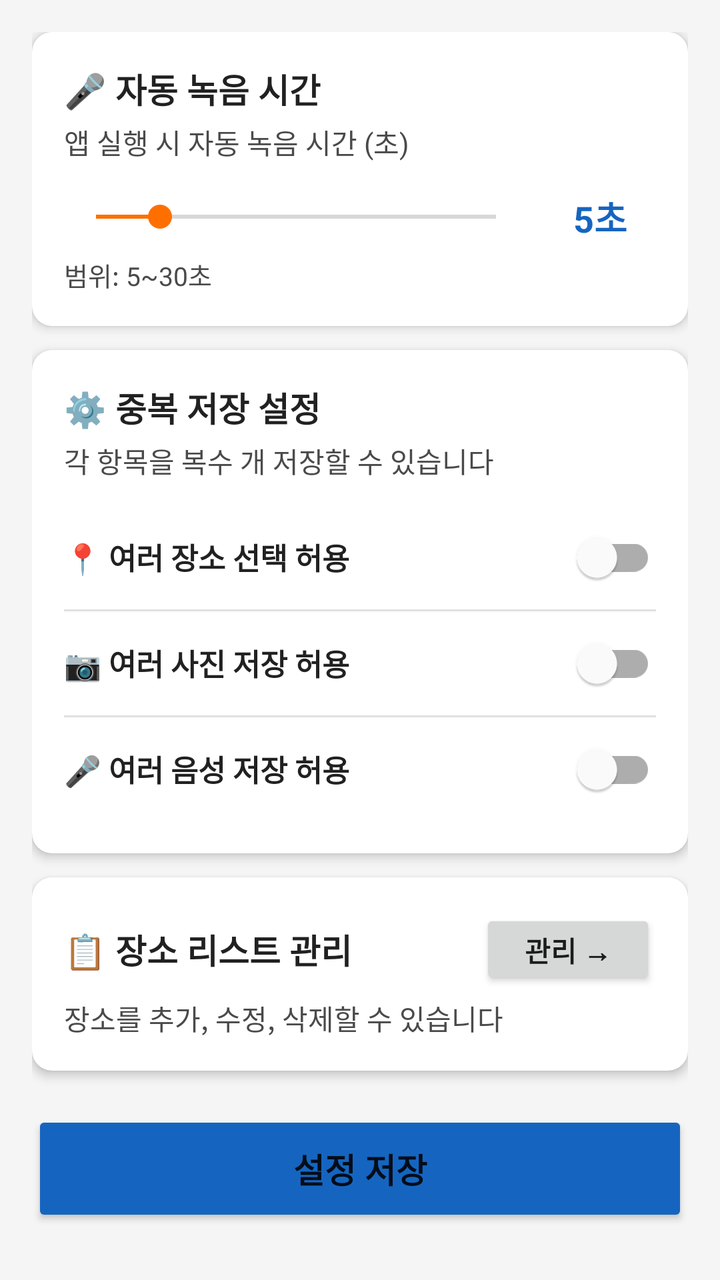
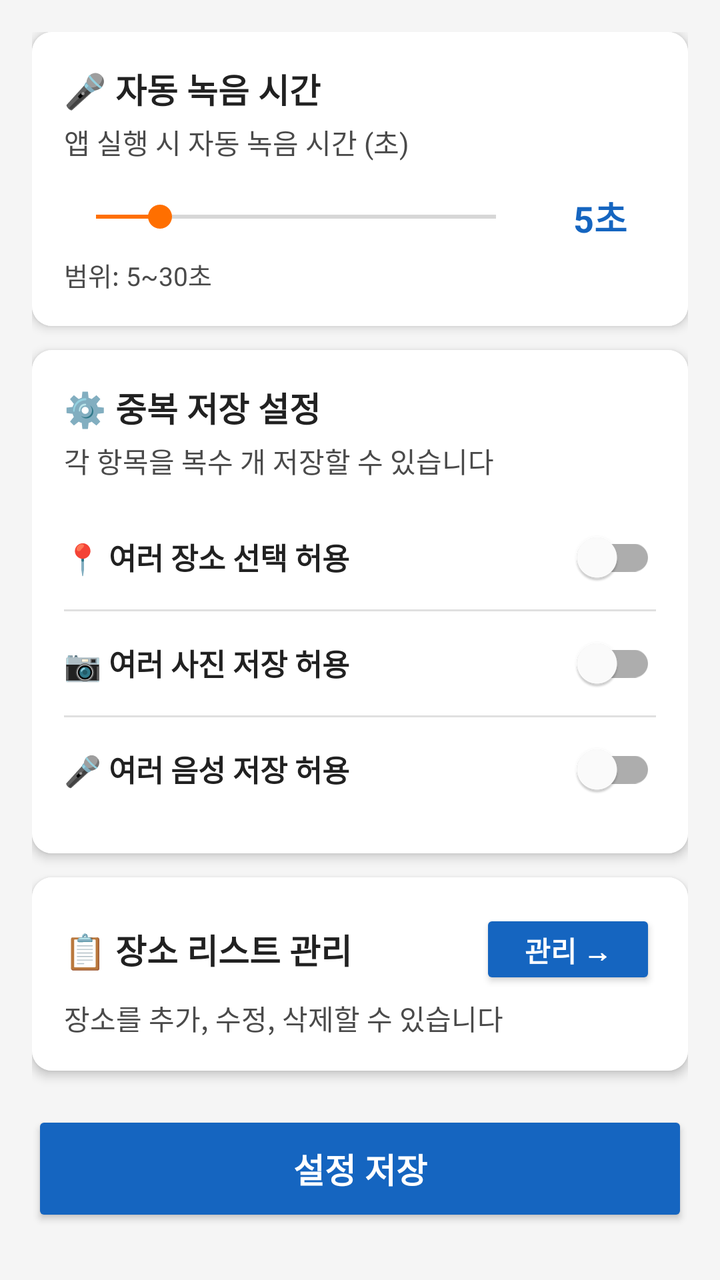

Before-and-after screenshots of an Android layout around one commit, followed by the original layout XML and the change that was made.
<!-- AndroidManifest.xml: application theme Theme.MyCarHere -->
<!-- res/layout/activity_settings.xml -->
<?xml version="1.0" encoding="utf-8"?>
<ScrollView
    xmlns:android="http://schemas.android.com/apk/res/android"
    xmlns:app="http://schemas.android.com/apk/res-auto"
    android:layout_width="match_parent"
    android:layout_height="match_parent"
    android:background="@color/background">

    <LinearLayout
        android:layout_width="match_parent"
        android:layout_height="wrap_content"
        android:orientation="vertical"
        android:padding="16dp">

        
        <androidx.cardview.widget.CardView
            android:layout_width="match_parent"
            android:layout_height="wrap_content"
            android:layout_marginBottom="12dp"
            app:cardCornerRadius="10dp"
            app:cardElevation="3dp">

            <LinearLayout
                android:layout_width="match_parent"
                android:layout_height="wrap_content"
                android:orientation="vertical"
                android:padding="16dp">

                <TextView
                    android:layout_width="wrap_content"
                    android:layout_height="wrap_content"
                    android:text="🎤 자동 녹음 시간"
                    android:textSize="17sp"
                    android:textStyle="bold"
                    android:textColor="@color/text_primary"/>

                <TextView
                    android:layout_width="wrap_content"
                    android:layout_height="wrap_content"
                    android:text="앱 실행 시 자동 녹음 시간 (초)"
                    android:textSize="14sp"
                    android:textColor="@color/text_secondary"
                    android:layout_marginTop="4dp"/>

                <LinearLayout
                    android:layout_width="match_parent"
                    android:layout_height="wrap_content"
                    android:orientation="horizontal"
                    android:gravity="center_vertical"
                    android:layout_marginTop="14dp">

                    <SeekBar
                        android:id="@+id/seekBarRecordTime"
                        android:layout_width="0dp"
                        android:layout_height="wrap_content"
                        android:layout_weight="1"
                        android:max="25"
                        android:progress="4"/>

                    <TextView
                        android:id="@+id/tvRecordTimeValue"
                        android:layout_width="56dp"
                        android:layout_height="wrap_content"
                        android:text="5초"
                        android:textSize="18sp"
                        android:textStyle="bold"
                        android:textColor="@color/primary"
                        android:gravity="center"
                        android:layout_marginStart="8dp"/>
                </LinearLayout>

                <TextView
                    android:layout_width="wrap_content"
                    android:layout_height="wrap_content"
                    android:text="범위: 5~30초"
                    android:textSize="13sp"
                    android:textColor="@color/text_secondary"
                    android:layout_marginTop="6dp"/>
            </LinearLayout>
        </androidx.cardview.widget.CardView>

        
        <androidx.cardview.widget.CardView
            android:layout_width="match_parent"
            android:layout_height="wrap_content"
            android:layout_marginBottom="12dp"
            app:cardCornerRadius="10dp"
            app:cardElevation="3dp">

            <LinearLayout
                android:layout_width="match_parent"
                android:layout_height="wrap_content"
                android:orientation="vertical"
                android:padding="16dp">

                <TextView
                    android:layout_width="wrap_content"
                    android:layout_height="wrap_content"
                    android:text="⚙️ 중복 저장 설정"
                    android:textSize="17sp"
                    android:textStyle="bold"
                    android:textColor="@color/text_primary"/>

                <TextView
                    android:layout_width="wrap_content"
                    android:layout_height="wrap_content"
                    android:text="각 항목을 복수 개 저장할 수 있습니다"
                    android:textSize="14sp"
                    android:textColor="@color/text_secondary"
                    android:layout_marginBottom="12dp"
                    android:layout_marginTop="4dp"/>

                
                <LinearLayout
                    android:layout_width="match_parent"
                    android:layout_height="52dp"
                    android:orientation="horizontal"
                    android:gravity="center_vertical">

                    <TextView
                        android:layout_width="0dp"
                        android:layout_height="wrap_content"
                        android:layout_weight="1"
                        android:text="📍 여러 장소 선택 허용"
                        android:textSize="15sp"
                        android:textStyle="bold"
                        android:textColor="@color/text_primary"/>

                    <com.google.android.material.switchmaterial.SwitchMaterial
                        android:id="@+id/switchMultiLocation"
                        android:layout_width="wrap_content"
                        android:layout_height="wrap_content"/>
                </LinearLayout>

                <View android:layout_width="match_parent" android:layout_height="1dp"
                    android:background="@color/divider"/>

                
                <LinearLayout
                    android:layout_width="match_parent"
                    android:layout_height="52dp"
                    android:orientation="horizontal"
                    android:gravity="center_vertical">

                    <TextView
                        android:layout_width="0dp"
                        android:layout_height="wrap_content"
                        android:layout_weight="1"
                        android:text="📷 여러 사진 저장 허용"
                        android:textSize="15sp"
                        android:textStyle="bold"
                        android:textColor="@color/text_primary"/>

                    <com.google.android.material.switchmaterial.SwitchMaterial
                        android:id="@+id/switchMultiPhoto"
                        android:layout_width="wrap_content"
                        android:layout_height="wrap_content"/>
                </LinearLayout>

                <View android:layout_width="match_parent" android:layout_height="1dp"
                    android:background="@color/divider"/>

                
                <LinearLayout
                    android:layout_width="match_parent"
                    android:layout_height="52dp"
                    android:orientation="horizontal"
                    android:gravity="center_vertical">

                    <TextView
                        android:layout_width="0dp"
                        android:layout_height="wrap_content"
                        android:layout_weight="1"
                        android:text="🎤 여러 음성 저장 허용"
                        android:textSize="15sp"
                        android:textStyle="bold"
                        android:textColor="@color/text_primary"/>

                    <com.google.android.material.switchmaterial.SwitchMaterial
                        android:id="@+id/switchMultiVoice"
                        android:layout_width="wrap_content"
                        android:layout_height="wrap_content"/>
                </LinearLayout>
            </LinearLayout>
        </androidx.cardview.widget.CardView>

        
        <androidx.cardview.widget.CardView
            android:layout_width="match_parent"
            android:layout_height="wrap_content"
            android:layout_marginBottom="12dp"
            app:cardCornerRadius="10dp"
            app:cardElevation="3dp">

            <LinearLayout
                android:layout_width="match_parent"
                android:layout_height="wrap_content"
                android:orientation="vertical"
                android:padding="16dp">

                <LinearLayout
                    android:layout_width="match_parent"
                    android:layout_height="wrap_content"
                    android:orientation="horizontal"
                    android:gravity="center_vertical">

                    <TextView
                        android:layout_width="0dp"
                        android:layout_height="wrap_content"
                        android:layout_weight="1"
                        android:text="📋 장소 리스트 관리"
                        android:textSize="17sp"
                        android:textStyle="bold"
                        android:textColor="@color/text_primary"/>

                    <Button
                        android:id="@+id/btnManagePlaces"
                        android:layout_width="wrap_content"
                        android:layout_height="40dp"
                        android:text="관리 →"
                        android:textSize="14sp"
                        android:textStyle="bold"/>
                </LinearLayout>

                <TextView
                    android:layout_width="wrap_content"
                    android:layout_height="wrap_content"
                    android:text="장소를 추가, 수정, 삭제할 수 있습니다"
                    android:textSize="14sp"
                    android:textColor="@color/text_secondary"
                    android:layout_marginTop="4dp"/>
            </LinearLayout>
        </androidx.cardview.widget.CardView>

        
        <Button
            android:id="@+id/btnSaveSettings"
            android:layout_width="match_parent"
            android:layout_height="58dp"
            android:text="설정 저장"
            android:textSize="17sp"
            android:textStyle="bold"
            android:backgroundTint="@color/primary"
            android:layout_marginTop="8dp"/>

    </LinearLayout>
</ScrollView>
<!-- resources referenced by this layout -->
<resources>
  <color name="background">#F5F5F5</color>
  <color name="divider">#E0E0E0</color>
  <color name="primary">#1565C0</color>
  <color name="text_primary">#212121</color>
  <color name="text_secondary">#4A4A4A</color>
  <style name="Theme.MyCarHere" parent="Theme.MaterialComponents.DayNight.DarkActionBar">
          <item name="colorPrimary">@color/primary</item>
          <item name="colorPrimaryVariant">@color/primary_dark</item>
          <item name="colorOnPrimary">@color/white</item>
          <item name="colorSecondary">@color/accent</item>
          <item name="colorSecondaryVariant">@color/accent</item>
          <item name="colorOnSecondary">@color/white</item>
          <item name="android:statusBarColor">@color/primary_dark</item>
          <item name="android:colorBackground">@color/background</item>
      </style>
  <color name="primary_dark">#0D47A1</color>
  <color name="white">#FFFFFF</color>
  <color name="accent">#FF6F00</color>
</resources>

<!-- the commit's change to res/layout/activity_settings.xml (unified diff, before → after) -->
@@ -4,7 +4,7 @@
     xmlns:app="http://schemas.android.com/apk/res-auto"
     android:layout_width="match_parent"
     android:layout_height="match_parent"
-    android:background="@color/background">
+    android:background="#F5F5F5">
 
     <LinearLayout
         android:layout_width="match_parent"
@@ -18,12 +18,14 @@
             android:layout_height="wrap_content"
             android:layout_marginBottom="12dp"
             app:cardCornerRadius="10dp"
-            app:cardElevation="3dp">
+            app:cardElevation="3dp"
+            app:cardBackgroundColor="#FFFFFF">
 
             <LinearLayout
                 android:layout_width="match_parent"
                 android:layout_height="wrap_content"
                 android:orientation="vertical"
+                android:background="#FFFFFF"
                 android:padding="16dp">
 
                 <TextView
@@ -32,14 +34,14 @@
                     android:text="🎤 자동 녹음 시간"
                     android:textSize="17sp"
                     android:textStyle="bold"
-                    android:textColor="@color/text_primary"/>
+                    android:textColor="#212121"/>
 
                 <TextView
                     android:layout_width="wrap_content"
                     android:layout_height="wrap_content"
                     android:text="앱 실행 시 자동 녹음 시간 (초)"
                     android:textSize="14sp"
-                    android:textColor="@color/text_secondary"
+                    android:textColor="#4A4A4A"
                     android:layout_marginTop="4dp"/>
 
                 <LinearLayout
@@ -64,7 +66,7 @@
                         android:text="5초"
                         android:textSize="18sp"
                         android:textStyle="bold"
-                        android:textColor="@color/primary"
+                        android:textColor="#1565C0"
                         android:gravity="center"
                         android:layout_marginStart="8dp"/>
                 </LinearLayout>
@@ -74,7 +76,7 @@
                     android:layout_height="wrap_content"
                     android:text="범위: 5~30초"
                     android:textSize="13sp"
-                    android:textColor="@color/text_secondary"
+                    android:textColor="#4A4A4A"
                     android:layout_marginTop="6dp"/>
             </LinearLayout>
         </androidx.cardview.widget.CardView>
@@ -85,12 +87,14 @@
             android:layout_height="wrap_content"
             android:layout_marginBottom="12dp"
             app:cardCornerRadius="10dp"
-            app:cardElevation="3dp">
+            app:cardElevation="3dp"
+            app:cardBackgroundColor="#FFFFFF">
 
             <LinearLayout
                 android:layout_width="match_parent"
                 android:layout_height="wrap_content"
                 android:orientation="vertical"
+                android:background="#FFFFFF"
                 android:padding="16dp">
 
                 <TextView
@@ -99,18 +103,17 @@
                     android:text="⚙️ 중복 저장 설정"
                     android:textSize="17sp"
                     android:textStyle="bold"
-                    android:textColor="@color/text_primary"/>
+                    android:textColor="#212121"/>
 
                 <TextView
                     android:layout_width="wrap_content"
                     android:layout_height="wrap_content"
                     android:text="각 항목을 복수 개 저장할 수 있습니다"
                     android:textSize="14sp"
-                    android:textColor="@color/text_secondary"
+                    android:textColor="#4A4A4A"
                     android:layout_marginBottom="12dp"
                     android:layout_marginTop="4dp"/>
 
-                
                 <LinearLayout
                     android:layout_width="match_parent"
                     android:layout_height="52dp"
@@ -124,7 +127,7 @@
                         android:text="📍 여러 장소 선택 허용"
                         android:textSize="15sp"
                         android:textStyle="bold"
-                        android:textColor="@color/text_primary"/>
+                        android:textColor="#212121"/>
 
                     <com.google.android.material.switchmaterial.SwitchMaterial
                         android:id="@+id/switchMultiLocation"
@@ -133,9 +136,8 @@
                 </LinearLayout>
 
                 <View android:layout_width="match_parent" android:layout_height="1dp"
-                    android:background="@color/divider"/>
-
-                
+                    android:background="#E0E0E0"/>
+
                 <LinearLayout
                     android:layout_width="match_parent"
                     android:layout_height="52dp"
@@ -149,7 +151,7 @@
                         android:text="📷 여러 사진 저장 허용"
                         android:textSize="15sp"
                         android:textStyle="bold"
-                        android:textColor="@color/text_primary"/>
+                        android:textColor="#212121"/>
 
                     <com.google.android.material.switchmaterial.SwitchMaterial
                         android:id="@+id/switchMultiPhoto"
@@ -158,9 +160,8 @@
                 </LinearLayout>
 
                 <View android:layout_width="match_parent" android:layout_height="1dp"
-                    android:background="@color/divider"/>
-
-                
+                    android:background="#E0E0E0"/>
+
                 <LinearLayout
                     android:layout_width="match_parent"
                     android:layout_height="52dp"
@@ -174,7 +175,7 @@
                         android:text="🎤 여러 음성 저장 허용"
                         android:textSize="15sp"
                         android:textStyle="bold"
-                        android:textColor="@color/text_primary"/>
+                        android:textColor="#212121"/>
 
                     <com.google.android.material.switchmaterial.SwitchMaterial
                         android:id="@+id/switchMultiVoice"
@@ -190,12 +191,14 @@
             android:layout_height="wrap_content"
             android:layout_marginBottom="12dp"
             app:cardCornerRadius="10dp"
-            app:cardElevation="3dp">
+            app:cardElevation="3dp"
+            app:cardBackgroundColor="#FFFFFF">
 
             <LinearLayout
                 android:layout_width="match_parent"
                 android:layout_height="wrap_content"
                 android:orientation="vertical"
+                android:background="#FFFFFF"
                 android:padding="16dp">
 
                 <LinearLayout
@@ -211,7 +214,7 @@
                         android:text="📋 장소 리스트 관리"
                         android:textSize="17sp"
                         android:textStyle="bold"
-                        android:textColor="@color/text_primary"/>
+                        android:textColor="#212121"/>
 
                     <Button
                         android:id="@+id/btnManagePlaces"
@@ -219,7 +222,9 @@
                         android:layout_height="40dp"
                         android:text="관리 →"
                         android:textSize="14sp"
-                        android:textStyle="bold"/>
+                        android:textStyle="bold"
+                        android:textColor="#FFFFFF"
+                        android:backgroundTint="#1565C0"/>
                 </LinearLayout>
 
                 <TextView
@@ -227,7 +232,7 @@
                     android:layout_height="wrap_content"
                     android:text="장소를 추가, 수정, 삭제할 수 있습니다"
                     android:textSize="14sp"
-                    android:textColor="@color/text_secondary"
+                    android:textColor="#4A4A4A"
                     android:layout_marginTop="4dp"/>
             </LinearLayout>
         </androidx.cardview.widget.CardView>
@@ -240,7 +245,8 @@
             android:text="설정 저장"
             android:textSize="17sp"
             android:textStyle="bold"
-            android:backgroundTint="@color/primary"
+            android:textColor="#FFFFFF"
+            android:backgroundTint="#1565C0"
             android:layout_marginTop="8dp"/>
 
     </LinearLayout>
<!-- resource entries referenced after the edit -->
@@ -1,11 +1,6 @@
 <!-- resources referenced by this layout -->
 <resources>
-  <color name="background">#F5F5F5</color>
-  <color name="divider">#E0E0E0</color>
-  <color name="primary">#1565C0</color>
-  <color name="text_primary">#212121</color>
-  <color name="text_secondary">#4A4A4A</color>
-  <style name="Theme.MyCarHere" parent="Theme.MaterialComponents.DayNight.DarkActionBar">
+  <style name="Theme.MyCarHere" parent="Theme.MaterialComponents.Light.DarkActionBar">
           <item name="colorPrimary">@color/primary</item>
           <item name="colorPrimaryVariant">@color/primary_dark</item>
           <item name="colorOnPrimary">@color/white</item>
@@ -15,8 +10,10 @@
           <item name="android:statusBarColor">@color/primary_dark</item>
           <item name="android:colorBackground">@color/background</item>
       </style>
+  <color name="primary">#1565C0</color>
   <color name="primary_dark">#0D47A1</color>
   <color name="white">#FFFFFF</color>
   <color name="accent">#FF6F00</color>
+  <color name="background">#F5F5F5</color>
 </resources>
 
